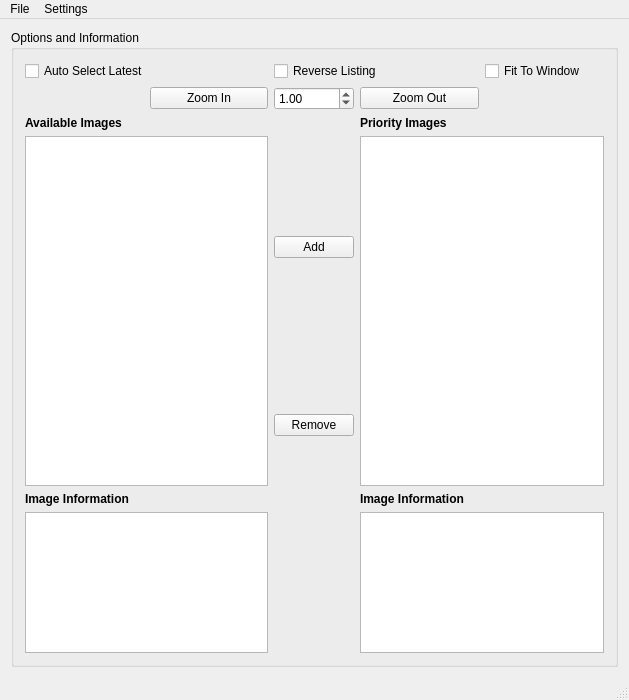
This is mainwindow.ui in Morgan243/Dynamic-Image-Viewer as Qt 5 draws it before an edit. The edited form follows.
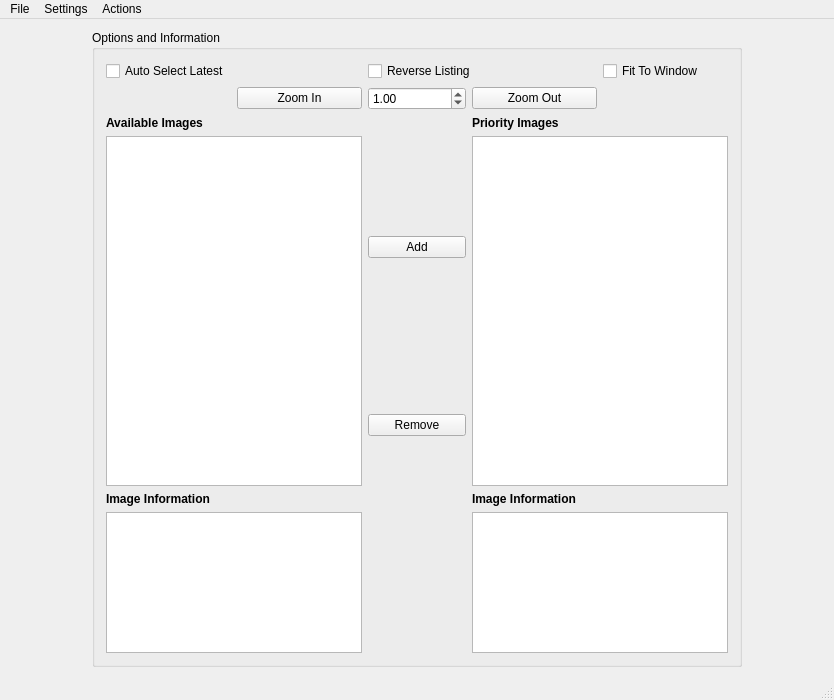
This is the edited form. Icons and pictures are not drawn.

```diff
--- a/mainwindow.ui
+++ b/mainwindow.ui
@@ -6,7 +6,7 @@
    <rect>
     <x>0</x>
     <y>0</y>
-    <width>629</width>
+    <width>834</width>
     <height>700</height>
    </rect>
   </property>
@@ -239,12 +239,13 @@
     </item>
    </layout>
   </widget>
+  <widget class="QStatusBar" name="statusBar"/>
   <widget class="QMenuBar" name="menuBar">
    <property name="geometry">
     <rect>
      <x>0</x>
      <y>0</y>
-     <width>629</width>
+     <width>834</width>
      <height>23</height>
     </rect>
    </property>
@@ -262,10 +263,23 @@
     <addaction name="actionSave_Current"/>
     <addaction name="separator"/>
    </widget>
+   <widget class="QMenu" name="menuActions">
+    <property name="title">
+     <string>Actions</string>
+    </property>
+    <widget class="QMenu" name="menuClear_Point_Tags_Exif_UserComments">
+     <property name="title">
+      <string>Clear Point Tags (Exif UserComments)</string>
+     </property>
+     <addaction name="actionFrom_Selected"/>
+     <addaction name="actionFrom_ALL"/>
+    </widget>
+    <addaction name="menuClear_Point_Tags_Exif_UserComments"/>
+   </widget>
    <addaction name="menuFile"/>
    <addaction name="menuSettings"/>
+   <addaction name="menuActions"/>
   </widget>
-  <widget class="QStatusBar" name="statusBar"/>
   <action name="actionOpen_Image">
    <property name="text">
     <string>Open Image</string>
```
Left out of the diff: 14 changed lines with no effect on the pictures.
